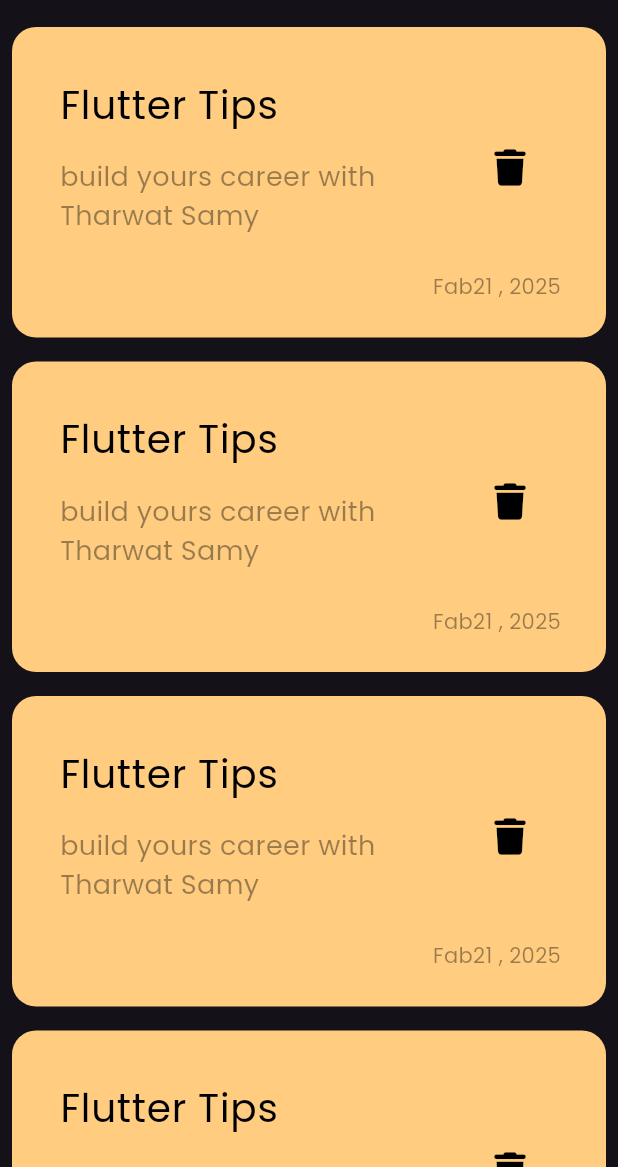
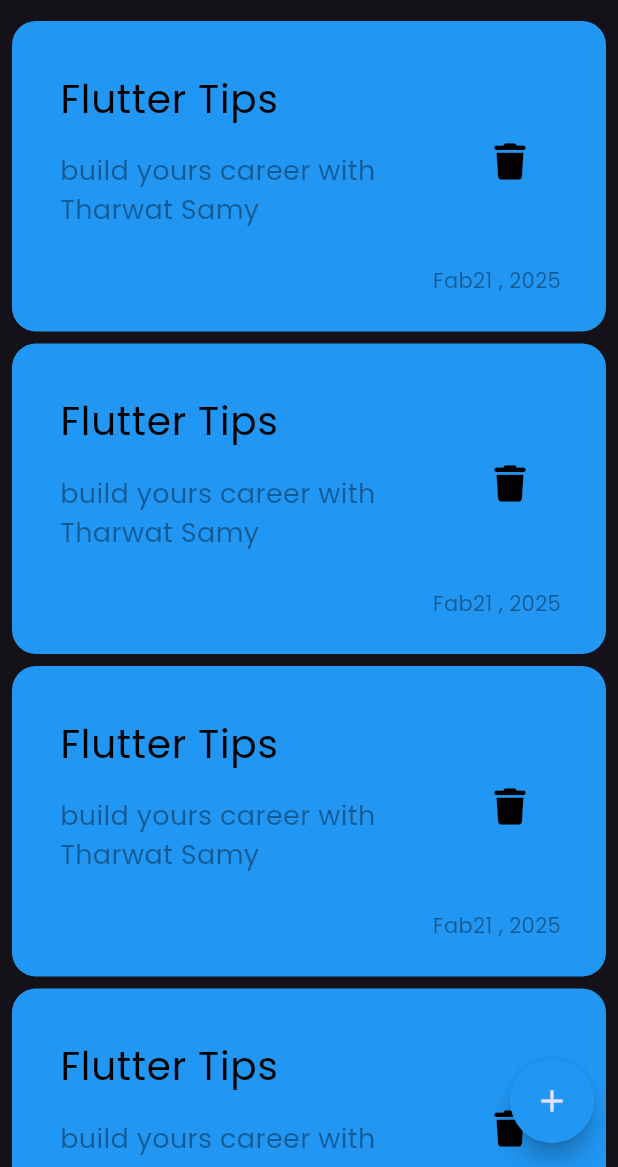
Before and after one commit to Elwazer20/Notes-App, a Flutter app: the screen it shows after launch, on a phone screen of 412 x 824 dp, the part 69-1236 px from its top. Run offline on Flutter 3.47's test engine with Material 3 defaults, Android fonts, the phone set to English and light mode, and no system bars; our stand-ins replace device_preview, font_awesome_flutter, google_fonts.

Commit message:
add floating action button

```diff
--- a/lib/notes_view.dart
+++ b/lib/notes_view.dart
@@ -1,5 +1,4 @@
 import 'package:flutter/material.dart';
-
 import 'views/notes_view_body.dart';
 
 class NotesView extends StatelessWidget {
@@ -7,6 +6,14 @@ class NotesView extends StatelessWidget {
 
   @override
   Widget build(BuildContext context) {
-    return const Scaffold(body:  SafeArea(child: NotesViewBody()));
+    return Scaffold(
+      floatingActionButton: FloatingActionButton(
+        backgroundColor: Colors.blue,
+        onPressed: () {},
+        shape: const CircleBorder(),
+        child: const Icon(Icons.add),
+      ),
+      body: const SafeArea(child: NotesViewBody()),
+    );
   }
 }
--- a/lib/views/note_item.dart
+++ b/lib/views/note_item.dart
@@ -2,14 +2,14 @@ import 'package:flutter/material.dart';
 import 'package:font_awesome_flutter/font_awesome_flutter.dart';
 
 class NoteItem extends StatelessWidget {
-  const NoteItem({super.key});
-
+  const NoteItem({super.key, required this.cardColor});
+final Color cardColor;
   @override
   Widget build(BuildContext context) {
     return Container(
       padding: const EdgeInsets.only(top: 24, left: 16, right: 16, bottom: 24),
       decoration: BoxDecoration(
-        color: Color(0xffffcc80),
+        color: cardColor,
         borderRadius: BorderRadius.circular(16),
       ),
       child: Column(
--- a/lib/views/notes_list_view.dart
+++ b/lib/views/notes_list_view.dart
@@ -1,17 +1,19 @@
-import 'package:flutter/cupertino.dart';
-import 'package:note_keeper/views/notes_view_body.dart';
+import 'dart:math';
+
+import 'package:flutter/material.dart';
 
 import 'note_item.dart';
 
 class NotesListView extends StatelessWidget {
   const NotesListView({super.key});
-
+final List<Color> cardColor=const [Colors.blue,Colors.red,Colors.green,Colors.yellow];
   @override
   Widget build(BuildContext context) {
     return ListView.builder(itemBuilder: (context, index) {
+      final randomColor = cardColor[Random().nextInt(cardColor.length)]; // اختيار لون عشوائي
       return Padding(
-        padding: const EdgeInsets.symmetric (vertical: 8.0),
-        child: NoteItem(),
+        padding: const EdgeInsets.symmetric (vertical: 4.0),
+        child: NoteItem(cardColor:randomColor),
       );
     });
   }
```
